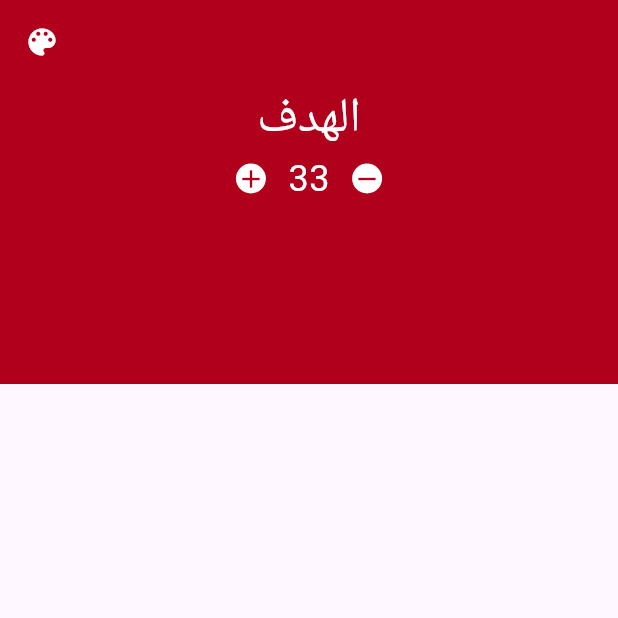
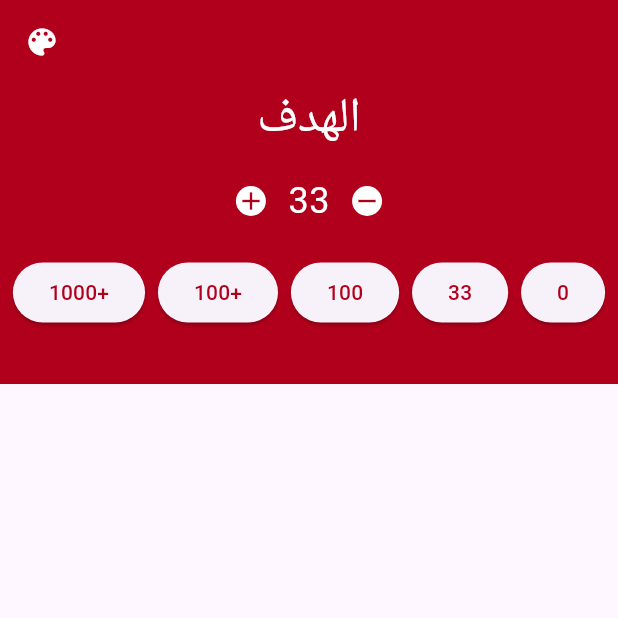
Before and after one commit to faisal-abdelnase/sub7a, a Flutter app: the screen it shows after launch, on a phone screen of 412 x 824 dp, the top half of it. Run offline on Flutter 3.47's test engine with Material 3 defaults, Android fonts, the phone set to English and light mode, and no system bars; our stand-ins replace audioplayers.

Commit message:
add customButton for score points

```diff
--- a/lib/Features/count/presentation/view/widgets/count_page_body.dart
+++ b/lib/Features/count/presentation/view/widgets/count_page_body.dart
@@ -1,4 +1,5 @@
 import 'package:flutter/material.dart';
+import 'package:sub7a/Features/count/presentation/view/widgets/custom_button.dart';
 import 'package:sub7a/Features/count/presentation/view/widgets/custom_icon.dart';
 import 'package:sub7a/core/utils/colors.dart';
 
@@ -13,7 +14,7 @@ class CountPageBody extends StatelessWidget {
       decoration: BoxDecoration(
         color: red
       ),
-      child: const  Column(
+      child: const Column(
         children: [
 
           Text("الهدف",
@@ -22,7 +23,11 @@ class CountPageBody extends StatelessWidget {
             fontSize: 32
           ),),
 
-          Row(
+          SizedBox(
+                height: 15,
+              ),
+
+          const Row(
             mainAxisAlignment: MainAxisAlignment.center,
             children: [
               CustomIcon(iconData: Icons.add,),
@@ -43,6 +48,21 @@ class CountPageBody extends StatelessWidget {
 
               CustomIcon(iconData: Icons.remove,),
             ],
+          ),
+
+          SizedBox(
+                height: 20,
+              ),
+
+          Row(
+            mainAxisAlignment: MainAxisAlignment.spaceEvenly,
+            children: [
+              CustomButton(score: "1000+",),
+              CustomButton(score: "100+",),
+              CustomButton(score: "100",),
+              CustomButton(score: "33",),
+              CustomButton(score: "0",),
+            ],
           )
         ],
       ),
--- /dev/null
+++ b/lib/Features/count/presentation/view/widgets/custom_button.dart
@@ -0,0 +1,23 @@
+import 'package:flutter/material.dart';
+import 'package:sub7a/core/utils/colors.dart';
+
+class CustomButton extends StatelessWidget {
+  const CustomButton({
+    super.key, required this.score,
+  });
+
+  final String score;
+
+  @override
+  Widget build(BuildContext context) {
+    return ElevatedButton(
+      style: ElevatedButton.styleFrom(
+        minimumSize: const Size(10, 40)
+      ),
+      onPressed: (){},
+      child: Text(score,
+      style: TextStyle(
+        color: red
+      ),));
+  }
+}
```
